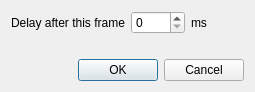
igormironchik/gif-tools, file src/editor/delay.ui: the form before one commit.
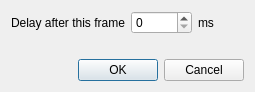
The form after the commit.

```diff
--- a/src/editor/delay.ui
+++ b/src/editor/delay.ui
@@ -26,7 +26,7 @@
      <item>
       <widget class="QSpinBox" name="m_delay">
        <property name="maximum">
-        <number>9999</number>
+        <number>99999</number>
        </property>
       </widget>
      </item>
```
